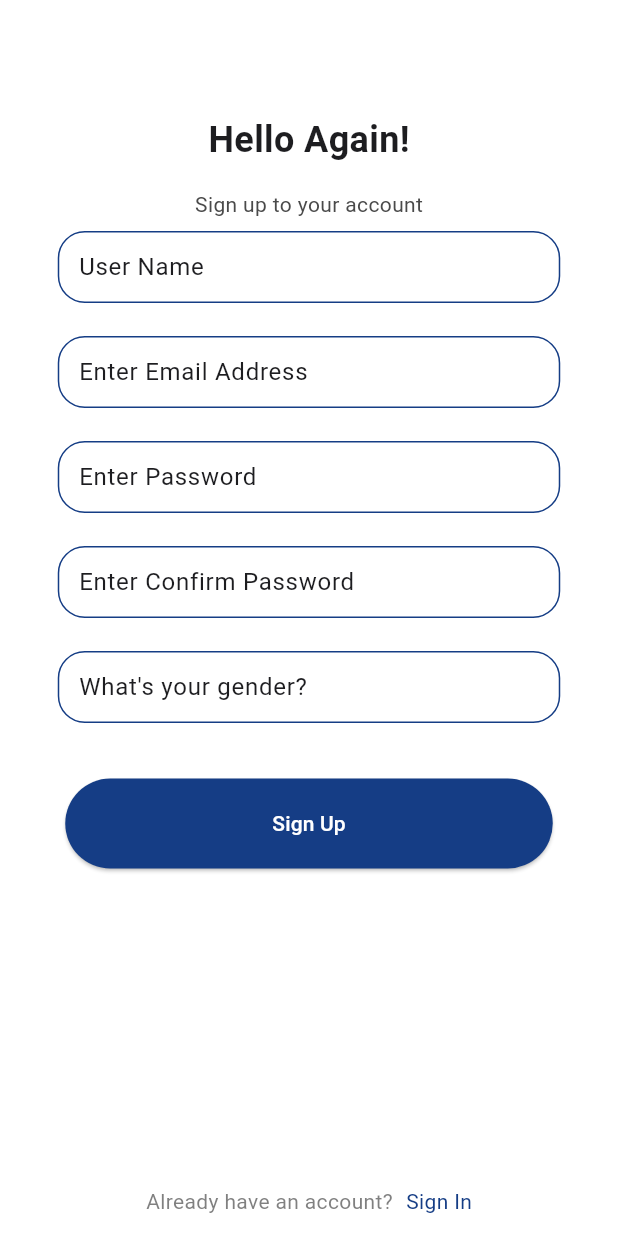
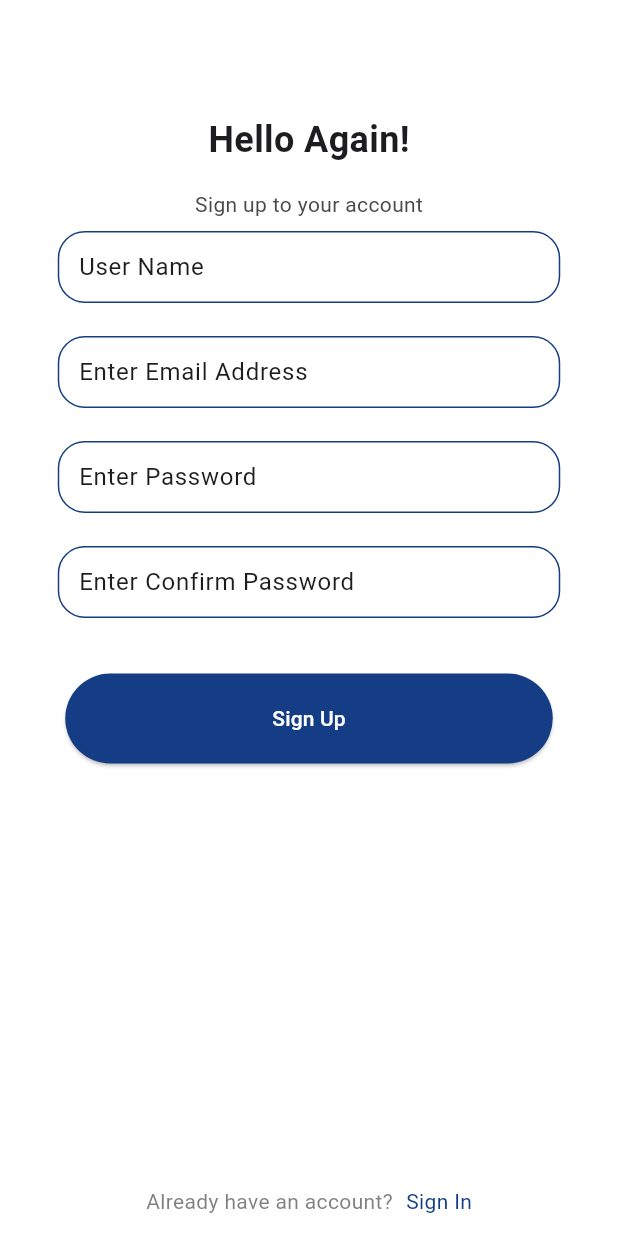
Before and after one commit to SamiaAtSakan/prome, a Flutter app: the SignUpAccount screen opened directly, on a phone screen of 412 x 824 dp. Run offline on Flutter 3.47's test engine with Material 3 defaults, Android fonts, the phone set to English and light mode, and no system bars; our stand-ins replace flutter_onboarding_slider, group_button, video_player; missing offline and left inert: onboarding.

Commit message:
Remove Items

```diff
--- a/lib/screens/auth/signup_accounts.dart
+++ b/lib/screens/auth/signup_accounts.dart
@@ -15,7 +15,6 @@ class _SignUpAccountState extends State<SignUpAccount> {
   TextEditingController userNameController = TextEditingController();
   TextEditingController emailController = TextEditingController();
   TextEditingController passwordController = TextEditingController();
-  TextEditingController genderController = TextEditingController();
   @override
   Widget build(BuildContext context) {
     return Scaffold(
@@ -68,11 +67,6 @@ class _SignUpAccountState extends State<SignUpAccount> {
               hintText: "Enter Confirm Password",
               textInputType: TextInputType.visiblePassword,
             ),
-            TextFormInputField(
-              controller: genderController,
-              hintText: "What's your gender?",
-              textInputType: TextInputType.text,
-            ),
             const SizedBox(
               height: 15,
             ),
@@ -89,9 +83,6 @@ class _SignUpAccountState extends State<SignUpAccount> {
               ),
               style: ElevatedButton.styleFrom(
                   backgroundColor: backgroundColor, fixedSize: Size(325, 60)),
-            ),
-            const SizedBox(
-              height: 15,
             ),
             const SizedBox(
               height: 15,
```
